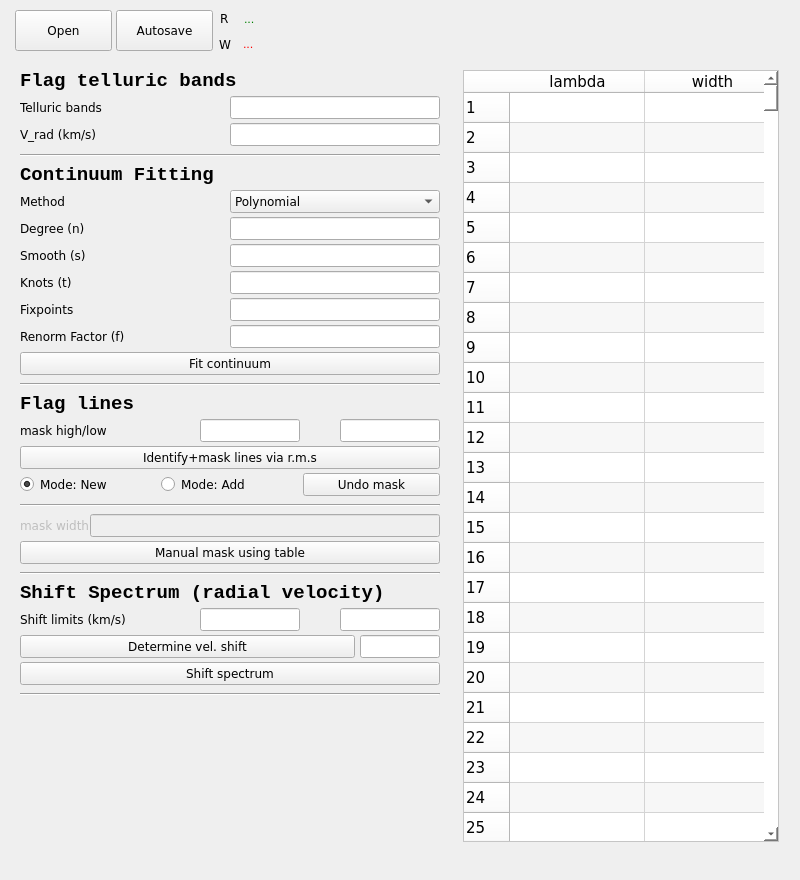
Qt form dev/gui.ui (astrojohannes/normalizer) before a commit.
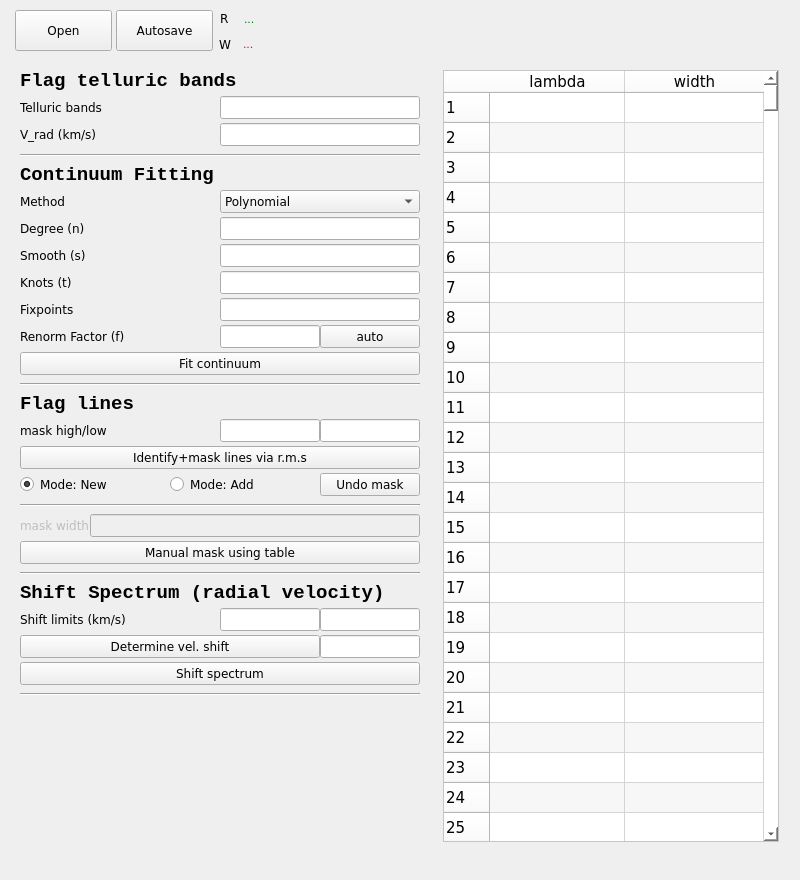
The same form after that commit.

Commit message: New Button/Function to auto-renormalize spectrum

Diff of the .ui file:
```diff
--- a/dev/gui.ui
+++ b/dev/gui.ui
@@ -559,6 +559,18 @@
          </property>
          <item>
           <widget class="QLabel" name="label_13">
+           <property name="minimumSize">
+            <size>
+             <width>140</width>
+             <height>0</height>
+            </size>
+           </property>
+           <property name="maximumSize">
+            <size>
+             <width>140</width>
+             <height>16777215</height>
+            </size>
+           </property>
            <property name="toolTip">
             <string>&lt;html&gt;&lt;head/&gt;&lt;body&gt;&lt;p&gt;A re-normalization factor &lt;span style=&quot; font-style:italic;&quot;&gt;f&lt;/span&gt; that is used to further shift the spectrum after the fit function is applied to the data, i.e. the normalized intensities are multiplied by 1/&lt;span style=&quot; font-style:italic;&quot;&gt;f&lt;/span&gt;.&lt;/p&gt;&lt;/body&gt;&lt;/html&gt;</string>
            </property>
@@ -567,6 +579,19 @@
            </property>
           </widget>
          </item>
+         <item>
+          <spacer name="horizontalSpacer_8">
+           <property name="orientation">
+            <enum>Qt::Horizontal</enum>
+           </property>
+           <property name="sizeHint" stdset="0">
+            <size>
+             <width>60</width>
+             <height>20</height>
+            </size>
+           </property>
+          </spacer>
+         </item>
          <item>
           <widget class="QLineEdit" name="lineEdit_offset">
            <property name="sizePolicy">
@@ -577,18 +602,43 @@
            </property>
            <property name="minimumSize">
             <size>
-             <width>40</width>
+             <width>100</width>
              <height>0</height>
             </size>
            </property>
            <property name="maximumSize">
             <size>
-             <width>9999</width>
+             <width>100</width>
              <height>16777215</height>
             </size>
            </property>
           </widget>
          </item>
+         <item>
+          <widget class="QPushButton" name="pushButton_renorm_factor_auto">
+           <property name="sizePolicy">
+            <sizepolicy hsizetype="Preferred" vsizetype="Fixed">
+             <horstretch>0</horstretch>
+             <verstretch>0</verstretch>
+            </sizepolicy>
+           </property>
+           <property name="minimumSize">
+            <size>
+             <width>100</width>
+             <height>0</height>
+            </size>
+           </property>
+           <property name="maximumSize">
+            <size>
+             <width>100</width>
+             <height>16777215</height>
+            </size>
+           </property>
+           <property name="text">
+            <string>auto</string>
+           </property>
+          </widget>
+         </item>
         </layout>
        </item>
        <item>
@@ -673,7 +723,7 @@
            </property>
            <property name="sizeHint" stdset="0">
             <size>
-             <width>40</width>
+             <width>60</width>
              <height>20</height>
             </size>
            </property>
@@ -683,7 +733,7 @@
           <widget class="QLineEdit" name="lineEdit_sigma_high">
            <property name="minimumSize">
             <size>
-             <width>40</width>
+             <width>100</width>
              <height>0</height>
             </size>
            </property>
@@ -695,24 +745,11 @@
            </property>
           </widget>
          </item>
-         <item>
-          <spacer name="horizontalSpacer_4">
-           <property name="orientation">
-            <enum>Qt::Horizontal</enum>
-           </property>
-           <property name="sizeHint" stdset="0">
-            <size>
-             <width>40</width>
-             <height>20</height>
-            </size>
-           </property>
-          </spacer>
-         </item>
          <item>
           <widget class="QLineEdit" name="lineEdit_sigma_low">
            <property name="minimumSize">
             <size>
-             <width>40</width>
+             <width>100</width>
              <height>0</height>
             </size>
            </property>
@@ -775,6 +812,18 @@
          </item>
          <item>
           <widget class="QPushButton" name="pushButton_undo">
+           <property name="minimumSize">
+            <size>
+             <width>100</width>
+             <height>0</height>
+            </size>
+           </property>
+           <property name="maximumSize">
+            <size>
+             <width>100</width>
+             <height>16777215</height>
+            </size>
+           </property>
            <property name="text">
             <string>Undo mask</string>
            </property>
@@ -906,7 +955,7 @@
            </property>
            <property name="sizeHint" stdset="0">
             <size>
-             <width>40</width>
+             <width>60</width>
              <height>20</height>
             </size>
            </property>
@@ -916,7 +965,7 @@
           <widget class="QLineEdit" name="lineEdit_auto_velocity_shift_lim1">
            <property name="minimumSize">
             <size>
-             <width>40</width>
+             <width>100</width>
              <height>0</height>
             </size>
            </property>
@@ -928,24 +977,11 @@
            </property>
           </widget>
          </item>
-         <item>
-          <spacer name="horizontalSpacer_6">
-           <property name="orientation">
-            <enum>Qt::Horizontal</enum>
-           </property>
-           <property name="sizeHint" stdset="0">
-            <size>
-             <width>40</width>
-             <height>20</height>
-            </size>
-           </property>
-          </spacer>
-         </item>
          <item>
           <widget class="QLineEdit" name="lineEdit_auto_velocity_shift_lim2">
            <property name="minimumSize">
             <size>
-             <width>40</width>
+             <width>100</width>
              <height>0</height>
             </size>
            </property>
@@ -989,19 +1025,6 @@
            </property>
           </widget>
          </item>
-         <item>
-          <spacer name="horizontalSpacer_2">
-           <property name="orientation">
-            <enum>Qt::Horizontal</enum>
-           </property>
-           <property name="sizeHint" stdset="0">
-            <size>
-             <width>5</width>
-             <height>5</height>
-            </size>
-           </property>
-          </spacer>
-         </item>
          <item>
           <widget class="QLineEdit" name="lineEdit_auto_velocity_shift">
            <property name="enabled">
@@ -1015,13 +1038,13 @@
            </property>
            <property name="minimumSize">
             <size>
-             <width>40</width>
+             <width>100</width>
              <height>0</height>
             </size>
            </property>
            <property name="maximumSize">
             <size>
-             <width>80</width>
+             <width>100</width>
              <height>16777215</height>
             </size>
            </property>
```
Left out of the diff: 12 changed lines with no effect on the pictures. The commit also changes 1 other file.
